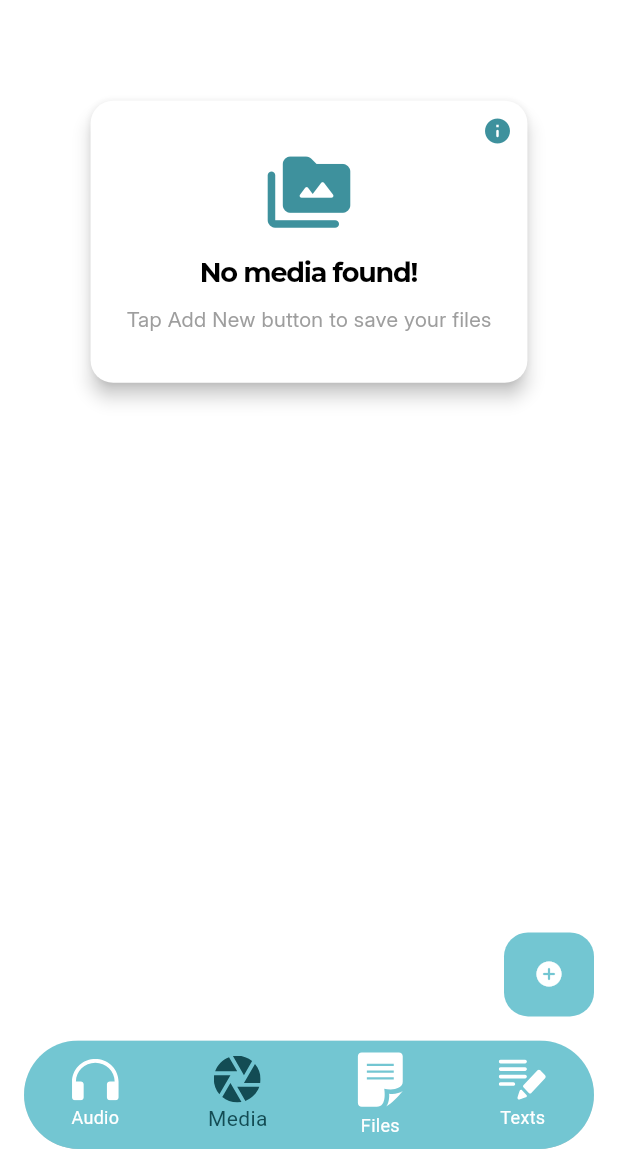
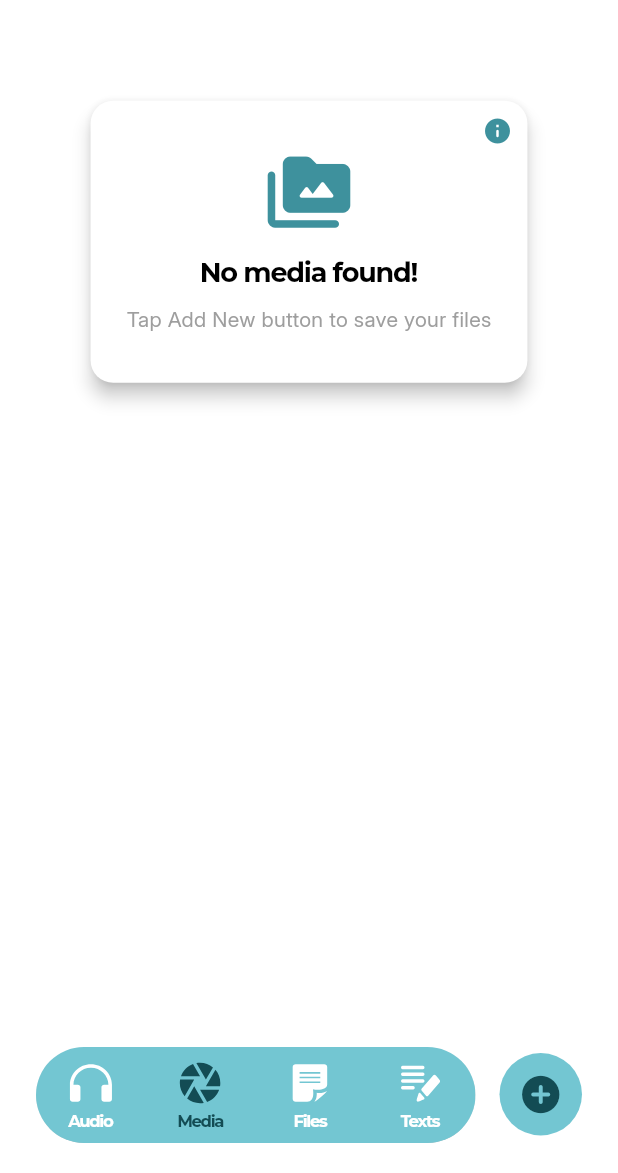
Before and after one commit to credes-tech/shelf, a Flutter app: the screen it shows after launch, item 2 of the bottom bar chosen, on a phone screen of 412 x 824 dp, the part 63-1236 px from its top. Run offline on Flutter 3.47's test engine with Material 3 defaults, Android fonts, the phone set to English and light mode, and no system bars; our stand-ins replace audioplayers, cloud_firestore, device_info_plus, file_picker, firebase_auth, firebase_core and 12 more; missing offline and left inert: flutter_quill, get_thumbnail_video, syncfusion_flutter_pdfviewer; accounts and stored records are empty; project files that could hold a hidden picture were left out.

Commit message:
refactoring-navigation-bar

```diff
--- a/lib/core/theme/app_text_styles.dart
+++ b/lib/core/theme/app_text_styles.dart
@@ -187,6 +187,14 @@ class AppTextStyles {
     );
   }
 
+  static const TextStyle navLabel = TextStyle(
+    fontFamily: 'Montserrat',
+    fontSize: 11,
+    fontWeight: FontWeight.w600,
+    letterSpacing: -0.9,
+    height: 1.5,
+  );
+
 
 
 
--- a/lib/modules/home/ui/home_screen.dart
+++ b/lib/modules/home/ui/home_screen.dart
@@ -2,6 +2,7 @@ import 'package:flutter/material.dart';
 import 'package:flutter_svg/flutter_svg.dart';
 import 'package:my_shelf_project/core/theme/app_colors.dart';
 import 'package:my_shelf_project/core/theme/app_spacing.dart';
+import 'package:my_shelf_project/core/theme/app_text_styles.dart';
 import 'package:my_shelf_project/modules/home/ui/pages/AudioScreen.dart';
 import 'package:my_shelf_project/modules/home/ui/pages/ChatScreen.dart';
 import 'package:my_shelf_project/modules/home/ui/pages/FileScreen.dart';
@@ -54,20 +55,18 @@ class _HomeScreenState extends State<HomeScreen> {
   Widget build(BuildContext context) {
     return Scaffold(
       backgroundColor: Colors.white,
-      body: IndexedStack(
+      body: Stack(
+        children: [
+          IndexedStack(
             index: _selectedIndex,
             children: _pages,
           ),
-      bottomNavigationBar: Container(
-        color: Colors.transparent,
-        margin: EdgeInsets.symmetric(
-            horizontal: AppSpacing.medium, vertical: AppSpacing.medium),
+          Positioned(
+            bottom: 20,
+            left: AppSpacing.large,
+            right: 95,
             child: ClipRRect(
-          // borderRadius: BorderRadius.only(
-          //   topRight: Radius.circular(20),
-          //   topLeft: Radius.circular(20),
-          // ),
-          borderRadius: BorderRadius.circular(50),
+              borderRadius: BorderRadius.circular(35),
               child: Theme(
                 data: ThemeData(
                   canvasColor: _bottomNavColors[_selectedIndex],
@@ -75,46 +74,57 @@ class _HomeScreenState extends State<HomeScreen> {
                 child: BottomNavigationBar(
                   type: BottomNavigationBarType.fixed,
                   items: [
+
                     BottomNavigationBarItem(
-                    icon: SvgPicture.asset('assets/svg/audio.svg',
+                        icon: Padding(
+                          padding: EdgeInsets.only(left: AppSpacing.xxSmall,bottom: AppSpacing.xxSmall,right: AppSpacing.xxSmall,top: AppSpacing.xSmall),
+                          child: SvgPicture.asset('assets/svg/audio.svg',
                               colorFilter: ColorFilter.mode(
                                   _setColour(index: 0), BlendMode.srcIn),
-                        width: 32),
+                              width: 30),
+                        ),
                         label: "Audio"),
                     BottomNavigationBarItem(
-                    icon: SvgPicture.asset('assets/svg/image.svg',
+                        icon: Padding(
+                          padding: EdgeInsets.only(left: AppSpacing.xxSmall,bottom: AppSpacing.xxSmall,right: AppSpacing.xxSmall,top: AppSpacing.xSmall),
+                          child: SvgPicture.asset('assets/svg/image.svg',
                               colorFilter: ColorFilter.mode(
                                   _setColour(index: 1), BlendMode.srcIn),
-                        width: 32),
+                              width: 30),
+                        ),
                         label: "Media"),
                     BottomNavigationBarItem(
-                    icon: SvgPicture.asset('assets/svg/document.svg',
+                        icon: Padding(
+                          padding: EdgeInsets.only(left: AppSpacing.xxSmall,bottom: AppSpacing.xxSmall,right: AppSpacing.xxSmall,top: AppSpacing.xSmall),
+                          child: SvgPicture.asset('assets/svg/document.svg',
                               colorFilter: ColorFilter.mode(
                                   _setColour(index: 2), BlendMode.srcIn),
-                        width: 32),
+                              width: 30),
+                        ),
                         label: "Files"),
                     BottomNavigationBarItem(
-                  icon: SvgPicture.asset(
-                    'assets/svg/password.svg',
+                        icon: Padding(
+                          padding: EdgeInsets.only(left: AppSpacing.xxSmall,bottom: AppSpacing.xxSmall,right: AppSpacing.xxSmall,top: AppSpacing.xSmall),
+                          child: SvgPicture.asset('assets/svg/password.svg',
                               colorFilter: ColorFilter.mode(
-                      _setColour(index: 3),
-                      BlendMode.srcIn,
+                                  _setColour(index: 3), BlendMode.srcIn),
+                              width: 30),
                         ),
-                    width: 32,
-                  ),
-                  label: "Texts",
-                ),
+                        label: "Texts"),
                   ],
                   currentIndex: _selectedIndex,
                   selectedItemColor: _navBarColors[_selectedIndex],
                   unselectedItemColor: Colors.white,
-              // elevation: 100,
                   showSelectedLabels: true,
                   showUnselectedLabels: true,
+                  selectedLabelStyle: AppTextStyles.navLabel,
+                  unselectedLabelStyle: AppTextStyles.navLabel,
                   onTap: _onItemTapped,
                 ),
               ),
             ),
+          ),
+        ],
       ),
     );
   }
--- a/lib/modules/home/ui/pages/MediaScreen.dart
+++ b/lib/modules/home/ui/pages/MediaScreen.dart
@@ -121,20 +121,14 @@ class _MediaScreenState extends ConsumerState<MediaScreen> {
                       "List View", Icons.list_rounded, Colors.black),
                   _buildPopupMenuItem(
                       "Grid View", Icons.grid_view_rounded, Colors.black),
-                  _buildPopupMenuItem(
-                      "Manage Items", Icons.edit_note_rounded, Colors.black),
-                  _buildPopupMenuItem(
-                      "Sort Items", Icons.sort_rounded, Colors.black),
-                  _buildPopupMenuItem(
-                      "Manage Storage", Icons.storage_rounded, Colors.black),
-                  _buildPopupMenuItem("Recent Deleted",
-                      Icons.delete_sweep_rounded, Colors.black),
                 ],
               ),
             ),
         ],
       ),
-      body: Column(
+      body: Stack(
+        children: [
+          Column(
             mainAxisAlignment: MainAxisAlignment.start,
             crossAxisAlignment: CrossAxisAlignment.center,
             mainAxisSize: MainAxisSize.min,
@@ -184,7 +178,8 @@ class _MediaScreenState extends ConsumerState<MediaScreen> {
                                 itemCount: getSelectedSourceLength(
                                     source[selectedSource], mediaList),
                                 itemBuilder: (context, index) {
-                              final selectedMediaList = getSelectedSourceItems(
+                                  final selectedMediaList =
+                                      getSelectedSourceItems(
                                           source[selectedSource], mediaList);
                                   final media = selectedMediaList[index];
                                   return GestureDetector(
@@ -223,7 +218,8 @@ class _MediaScreenState extends ConsumerState<MediaScreen> {
                                         itemBuilder: (context, index) {
                                           final media = pinnedMedia[index];
                                           return GestureDetector(
-                                        onTap: () => openFile(media.filePath),
+                                            onTap: () =>
+                                                openFile(media.filePath),
                                             child: MediaItem(
                                               media: media,
                                               isPinActive: false,
@@ -285,7 +281,8 @@ class _MediaScreenState extends ConsumerState<MediaScreen> {
                                               ? removeFile(media)
                                               : addFile(media)
                                           : openFile(media.filePath),
-                                  onDoubleTap: () => togglePinMedia(media.filename),
+                                      onDoubleTap: () =>
+                                          togglePinMedia(media.filename),
                                       child: MediaItem(
                                           media: media,
                                           isPinActive: true,
@@ -298,13 +295,25 @@ class _MediaScreenState extends ConsumerState<MediaScreen> {
                         )),
             ],
           ),
-      floatingActionButton: FloatingActionButton.extended(
+          Align(
+            alignment: Alignment.bottomRight,
+            child: Padding(
+              padding: EdgeInsets.only(right: AppSpacing.large, bottom: 25),
+              child: SizedBox(
+                width: 55,
+                height: 55,
+                child: FloatingActionButton(
                   onPressed: onTapMediaBtn,
                   backgroundColor: AppColors.onboardLightBlue,
-        label: Icon(Icons.add_circle_rounded, size: 20, color: Colors.white),
                   elevation: 0,
+                  shape: CircleBorder(),
+                  child: Icon(Icons.add_circle_rounded, size: 30, color: AppColors.navBarBlue),
                 ),
-      floatingActionButtonLocation: FloatingActionButtonLocation.endDocked,
+              ),
+            ),
+          ),
+        ],
+      ),
     );
   }
 
@@ -411,9 +420,9 @@ class _MediaScreenState extends ConsumerState<MediaScreen> {
   }
 
   removeFile(MediaModel mediaFile) {
-    if(selectedMedia.length==1){
+    if (selectedMedia.length == 1) {
       clearSelection();
-    } else{
+    } else {
       setState(() {
         selectedMedia = List.from(selectedMedia)..remove(mediaFile);
       });
@@ -427,7 +436,7 @@ class _MediaScreenState extends ConsumerState<MediaScreen> {
     });
   }
 
-  void deleteMediaFiles() async{
+  void deleteMediaFiles() async {
     await ref.read(mediaProvider.notifier).deleteMedia(selectedMedia);
     clearSelection();
   }
```
Also changed, not shown: assets/svg/audio.svg, assets/svg/document.svg, assets/svg/image.svg, assets/svg/password.svg. Lines whose indentation alone changed are shown as unchanged.
